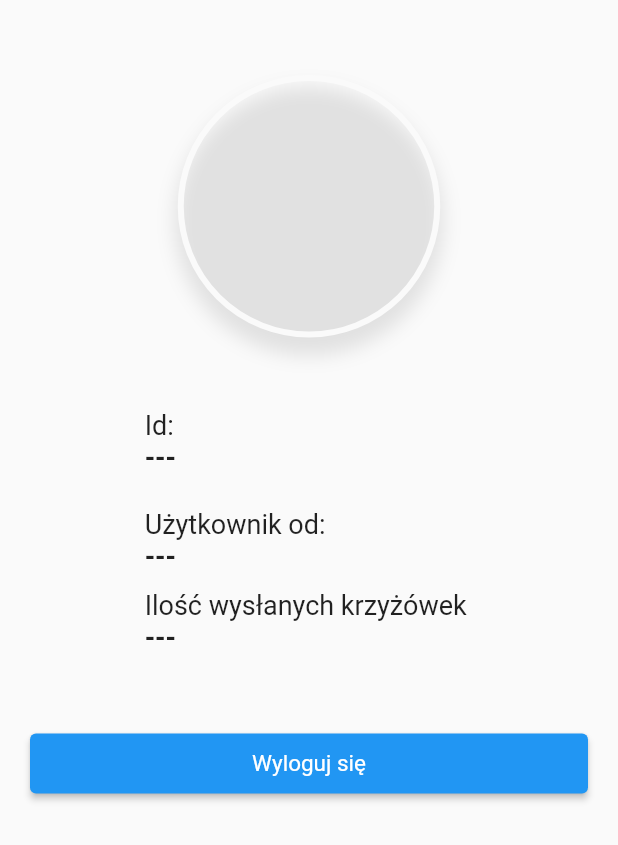
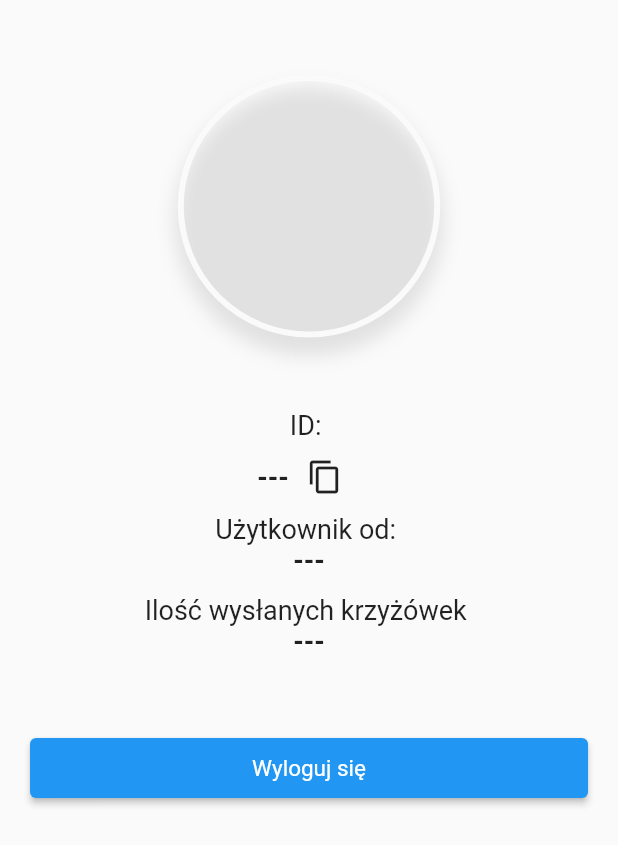
Before and after one commit to WWP2022/crossword-solver, a Flutter app: the UserView screen opened directly, on a phone screen of 412 x 824 dp. Shown: the top 845 px of the screen. Run offline on Flutter 3.47's test engine with Material 2 defaults, Android fonts, the phone set to English and light mode, and no system bars; our stand-ins replace dartz, dio, flutter_native_image, flutter_riverpod, freezed_annotation, image_cropper and 5 more; missing offline and left inert: edge_detection, random_avatar; accounts and stored records are empty.

Commit message:
Add button for copying user id to clipboard

```diff
--- a/lib/auth/widgets/user_info.dart
+++ b/lib/auth/widgets/user_info.dart
@@ -1,6 +1,7 @@
 import 'package:crossword_solver/auth/controllers/providers.dart';
 import 'package:flutter/cupertino.dart';
 import 'package:flutter/material.dart';
+import 'package:flutter/services.dart';
 import 'package:flutter_riverpod/flutter_riverpod.dart';
 import 'package:intl/intl.dart';
 
@@ -17,14 +18,17 @@ class UserInfo extends StatelessWidget {
           padding: const EdgeInsets.only(top: 48.0),
           child: Column(
             mainAxisAlignment: MainAxisAlignment.center,
-            crossAxisAlignment: CrossAxisAlignment.start,
+            crossAxisAlignment: CrossAxisAlignment.center,
             children: [
               const Text(
-                'Id: ',
+                'ID: ',
                 style: TextStyle(
                   fontSize: 18,
                 ),
               ),
+              Row(
+                mainAxisAlignment: MainAxisAlignment.center,
+                children: [
                   Text(
                     manageUserState?.userId ?? "---",
                     style: const TextStyle(
@@ -32,14 +36,23 @@ class UserInfo extends StatelessWidget {
                       fontSize: 18,
                     ),
                   ),
-              const SizedBox(height: 12.0),
-              const Padding(
-                padding: EdgeInsets.only(top: 12.0),
-                child: Text(
+                  IconButton(
+                    onPressed: (){
+                      Clipboard.setData(ClipboardData(text: manageUserState?.userId))
+                          .then((value) => ScaffoldMessenger.of(context).showSnackBar(
+                            const SnackBar(
+                              behavior: SnackBarBehavior.floating,
+                              content: Text("Skopiowano ID użytkownika"),
+                            )));
+                    },
+                    icon: const Icon(Icons.copy),
+                  ),
+                ],
+              ),
+              const Text(
                 'Użytkownik od: ',
                 style: TextStyle(
                   fontSize: 18,
-                  ),
                 ),
               ),
               Text(
```
Lines whose indentation alone changed are shown as unchanged.
